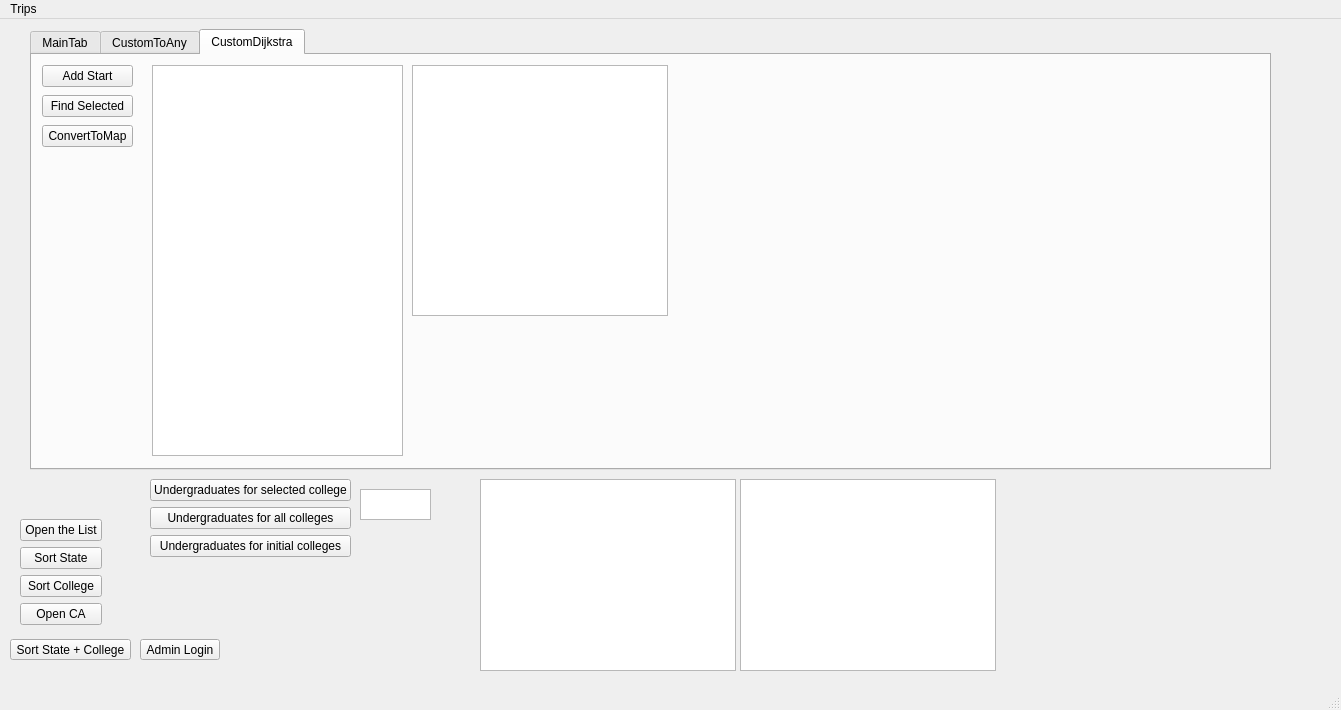
This is CollegeTouring/mainwindow.ui in Savant-sys/College-Touring as Qt 5 draws it before an edit. The edited form follows.
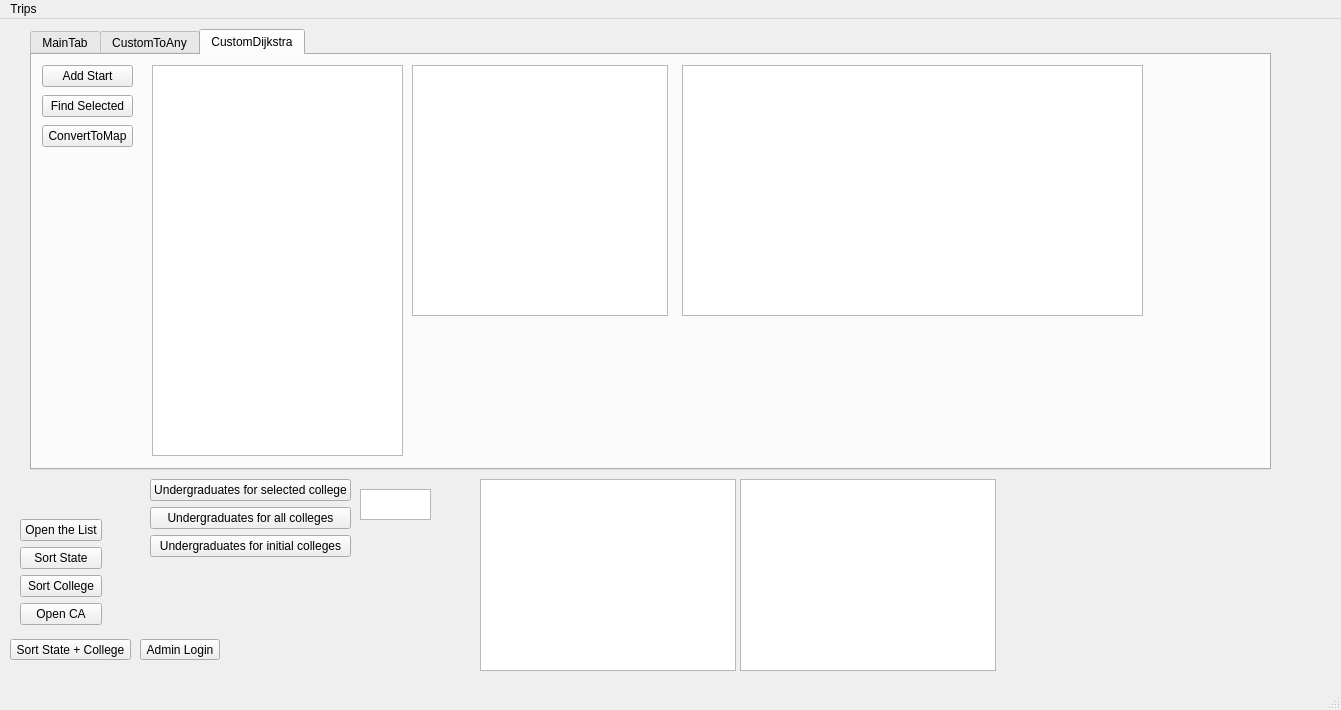
This is the edited form. The open tabs and pages were chosen to show the change.

Diff of the .ui file:
```diff
--- a/CollegeTouring/mainwindow.ui
+++ b/CollegeTouring/mainwindow.ui
@@ -280,6 +280,16 @@
          <string>ConvertToMap</string>
         </property>
        </widget>
+       <widget class="QListWidget" name="DijkstraCustomPaths">
+        <property name="geometry">
+         <rect>
+          <x>650</x>
+          <y>10</y>
+          <width>461</width>
+          <height>251</height>
+         </rect>
+        </property>
+       </widget>
       </widget>
      </widget>
     </widget>
```
Left out of the diff: 2 changed lines with no effect on the pictures.
